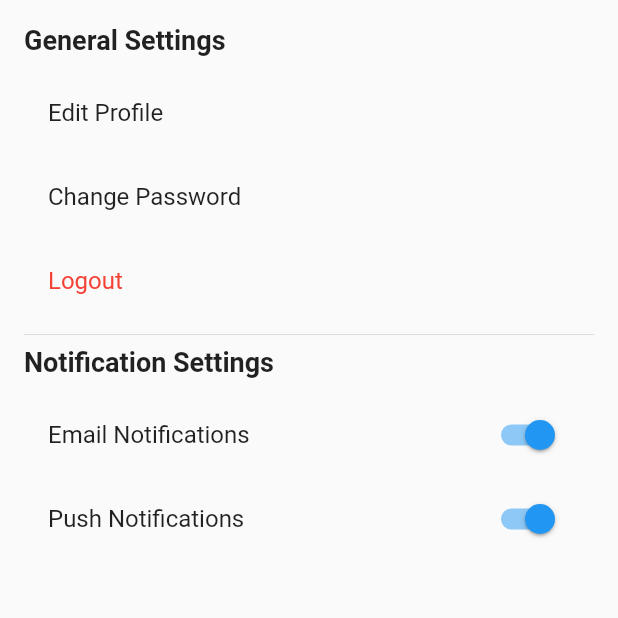
After one commit to minin0la/ntu_fyp, a Flutter app: the ProfilePage screen opened directly, on a phone screen of 412 x 824 dp, the top half of it. The commit adds this screen. Run offline on Flutter 3.47's test engine with Material 2 defaults, Android fonts, the phone set to English and light mode, and no system bars; our stand-ins replace firebase_auth, firebase_core, firebase_storage, google_maps_flutter, persistent_bottom_nav_bar; accounts and stored records are empty; network calls fail.

Commit message:
Update on profile screen

```diff
--- a/pet_app/lib/screens/main_screen.dart
+++ b/pet_app/lib/screens/main_screen.dart
@@ -37,9 +37,6 @@ class _MainPageState extends State<MainPage> {
   @override
   Widget build(BuildContext context) {
     return Scaffold(
-      // appBar: AppBar(
-      //   title: Text('Pet Companion App'),
-      // ),
       body: Column(
         crossAxisAlignment: CrossAxisAlignment.start,
         children: [
--- /dev/null
+++ b/pet_app/lib/screens/profile_screen.dart
@@ -0,0 +1,88 @@
+import 'package:firebase_auth/firebase_auth.dart';
+import 'package:flutter/material.dart';
+import 'package:flutter/src/widgets/framework.dart';
+import 'package:flutter/src/widgets/placeholder.dart';
+import 'package:pet_app/screens/login_screen.dart';
+
+class ProfilePage extends StatelessWidget {
+  const ProfilePage({super.key});
+  Future<void> _logout(BuildContext context) async {
+    try {
+      await FirebaseAuth.instance.signOut();
+      Navigator.of(context, rootNavigator: true).pushReplacement(
+        new MaterialPageRoute(builder: (context) => new LoginPage()),
+      );
+    } catch (e) {
+      // Handle error if logout fails
+      print('Error logging out: $e');
+    }
+  }
+
+  @override
+  Widget build(BuildContext context) {
+    return Scaffold(
+      body: SingleChildScrollView(
+        child: Padding(
+          padding: EdgeInsets.all(16.0),
+          child: Column(
+            crossAxisAlignment: CrossAxisAlignment.start,
+            children: [
+              Text(
+                'General Settings',
+                style: TextStyle(
+                  fontSize: 18,
+                  fontWeight: FontWeight.bold,
+                ),
+              ),
+              SizedBox(height: 10),
+              ListTile(
+                title: Text('Edit Profile'),
+                onTap: () {
+                  // Handle edit profile action
+                },
+              ),
+              ListTile(
+                title: Text('Change Password'),
+                onTap: () {
+                  // Handle change password action
+                },
+              ),
+              ListTile(
+                title: Text(
+                  'Logout',
+                  style: TextStyle(color: Colors.red),
+                ),
+                onTap: () {
+                  _logout(context);
+                },
+              ),
+              Divider(),
+              Text(
+                'Notification Settings',
+                style: TextStyle(
+                  fontSize: 18,
+                  fontWeight: FontWeight.bold,
+                ),
+              ),
+              SizedBox(height: 10),
+              SwitchListTile(
+                title: Text('Email Notifications'),
+                value: true,
+                onChanged: (value) {
+                  // Handle email notification toggle
+                },
+              ),
+              SwitchListTile(
+                title: Text('Push Notifications'),
+                value: true,
+                onChanged: (value) {
+                  // Handle push notification toggle
+                },
+              ),
+            ],
+          ),
+        ),
+      ),
+    );
+  }
+}
--- a/pet_app/pubspec.yaml
+++ b/pet_app/pubspec.yaml
@@ -40,7 +40,7 @@ dependencies:
   firebase_storage: ^11.1.0
 
   persistent_bottom_nav_bar: any
-
+  google_maps_flutter: ^2.0.10
 dev_dependencies:
   flutter_test:
     sdk: flutter
```
Also changed, not shown: pet_app/lib/main.dart (+10 -12 lines), pet_app/lib/screens/login_screen.dart (+2 -6 lines), pet_app/lib/screens/map_screen.dart (added, +50 -0 lines), pet_app/pubspec.lock, 2 other files.
